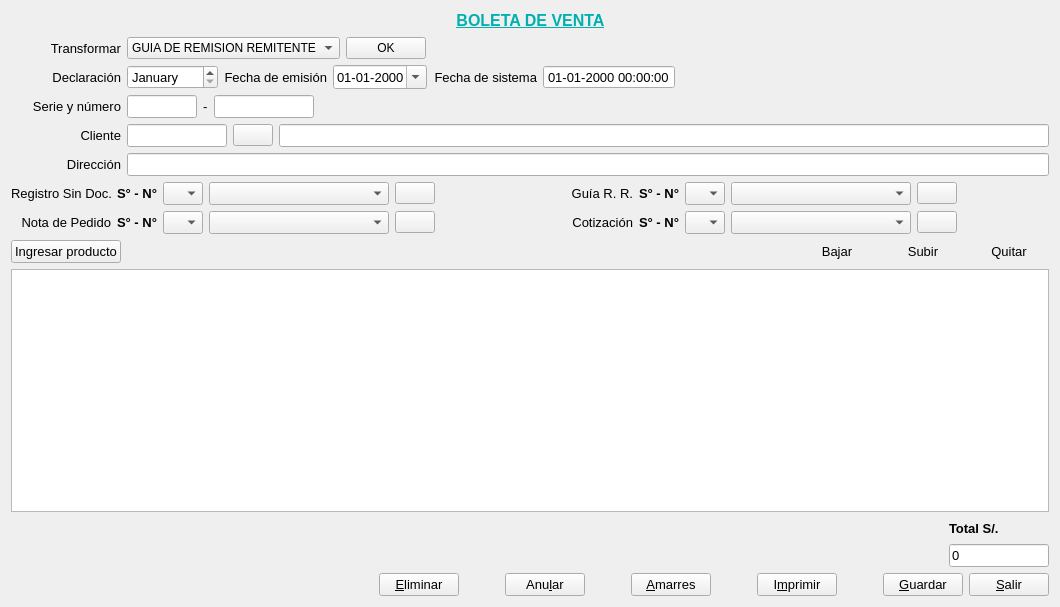
Old version of the form Facturacion/ventaboleta.ui in the repository radtek/manager.
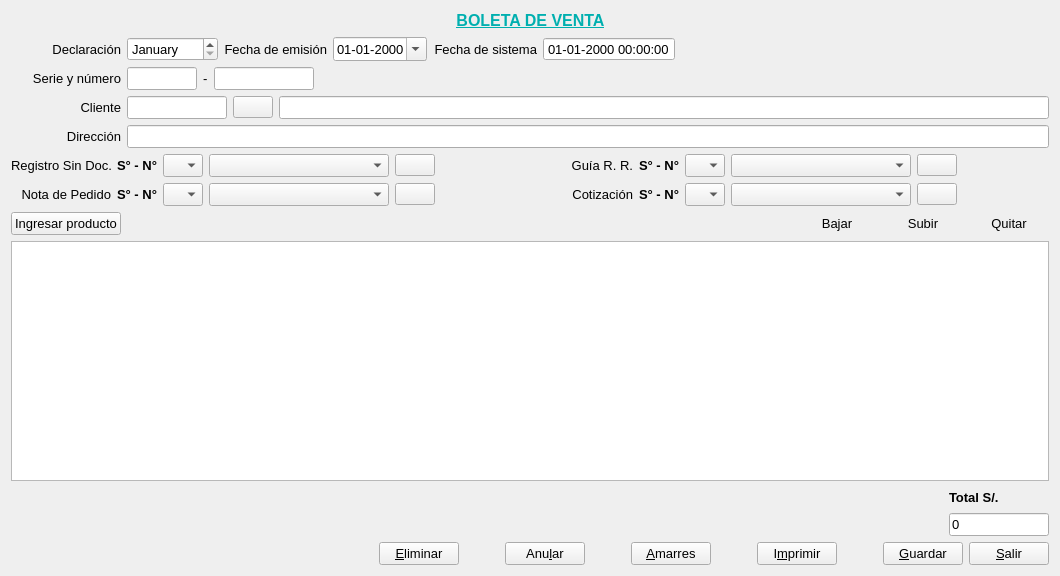
New version of the form. Icons and pictures are not drawn.

Patch:
```diff
--- a/Facturacion/ventaboleta.ui
+++ b/Facturacion/ventaboleta.ui
@@ -7,7 +7,7 @@
     <x>0</x>
     <y>0</y>
     <width>1040</width>
-    <height>607</height>
+    <height>576</height>
    </rect>
   </property>
   <property name="windowTitle">
@@ -71,95 +71,6 @@
      </item>
     </layout>
    </item>
-   <item>
-    <layout class="QHBoxLayout" name="horizontalLayout_5">
-     <item>
-      <widget class="QLabel" name="label_transformar">
-       <property name="minimumSize">
-        <size>
-         <width>110</width>
-         <height>0</height>
-        </size>
-       </property>
-       <property name="font">
-        <font>
-         <pointsize>10</pointsize>
-        </font>
-       </property>
-       <property name="text">
-        <string>Transformar</string>
-       </property>
-       <property name="alignment">
-        <set>Qt::AlignRight|Qt::AlignTrailing|Qt::AlignVCenter</set>
-       </property>
-       <property name="buddy">
-        <cstring>comboBox_transformar</cstring>
-       </property>
-      </widget>
-     </item>
-     <item>
-      <widget class="QComboBox" name="comboBox_transformar">
-       <property name="currentIndex">
-        <number>2</number>
-       </property>
-       <property name="sizeAdjustPolicy">
-        <enum>QComboBox::AdjustToContents</enum>
-       </property>
-       <item>
-        <property name="text">
-         <string>BOLETA</string>
-        </property>
-       </item>
-       <item>
-        <property name="text">
-         <string>FACTURA</string>
-        </property>
-       </item>
-       <item>
-        <property name="text">
-         <string>GUIA DE REMISION REMITENTE</string>
-        </property>
-       </item>
-       <item>
-        <property name="text">
-         <string>NOTA DE CREDITO</string>
-        </property>
-       </item>
-       <item>
-        <property name="text">
-         <string>NOTA DE DEBITO</string>
-        </property>
-       </item>
-      </widget>
-     </item>
-     <item>
-      <widget class="QPushButton" name="pushButton_transformar">
-       <property name="font">
-        <font>
-         <weight>50</weight>
-         <bold>false</bold>
-        </font>
-       </property>
-       <property name="text">
-        <string>OK</string>
-       </property>
-      </widget>
-     </item>
-     <item>
-      <spacer name="horizontalSpacer_12">
-       <property name="orientation">
-        <enum>Qt::Horizontal</enum>
-       </property>
-       <property name="sizeHint" stdset="0">
-        <size>
-         <width>40</width>
-         <height>20</height>
-        </size>
-       </property>
-      </spacer>
-     </item>
-    </layout>
-   </item>
    <item>
     <layout class="QHBoxLayout" name="horizontalLayout_2">
      <item>
```
Left out of the diff: 53 changed lines with no effect on the pictures.
